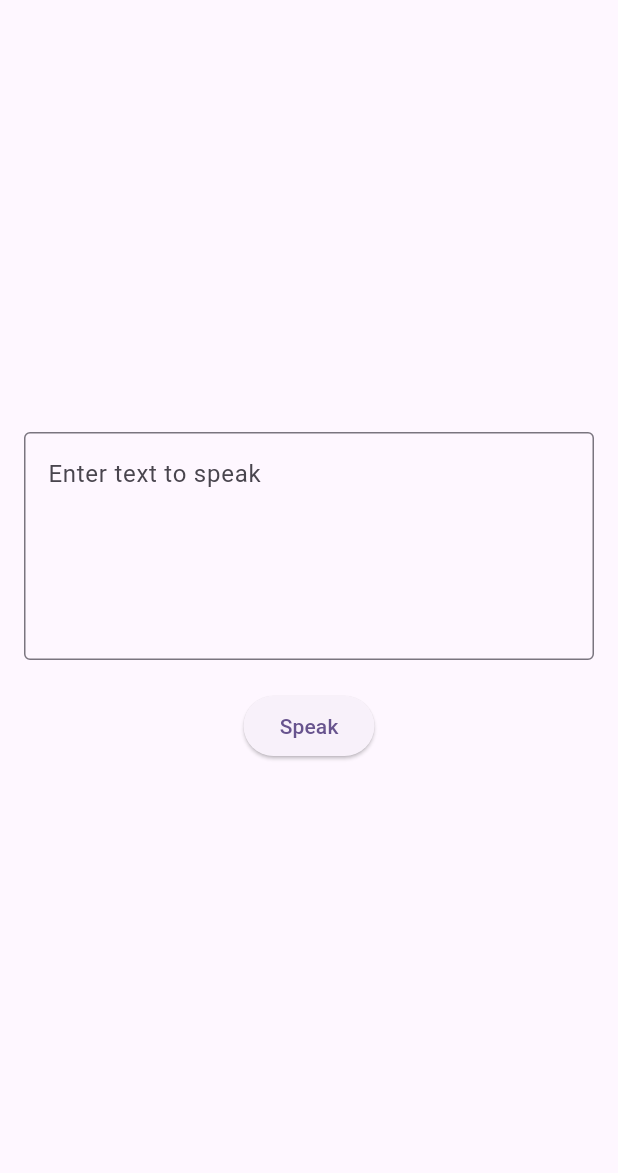
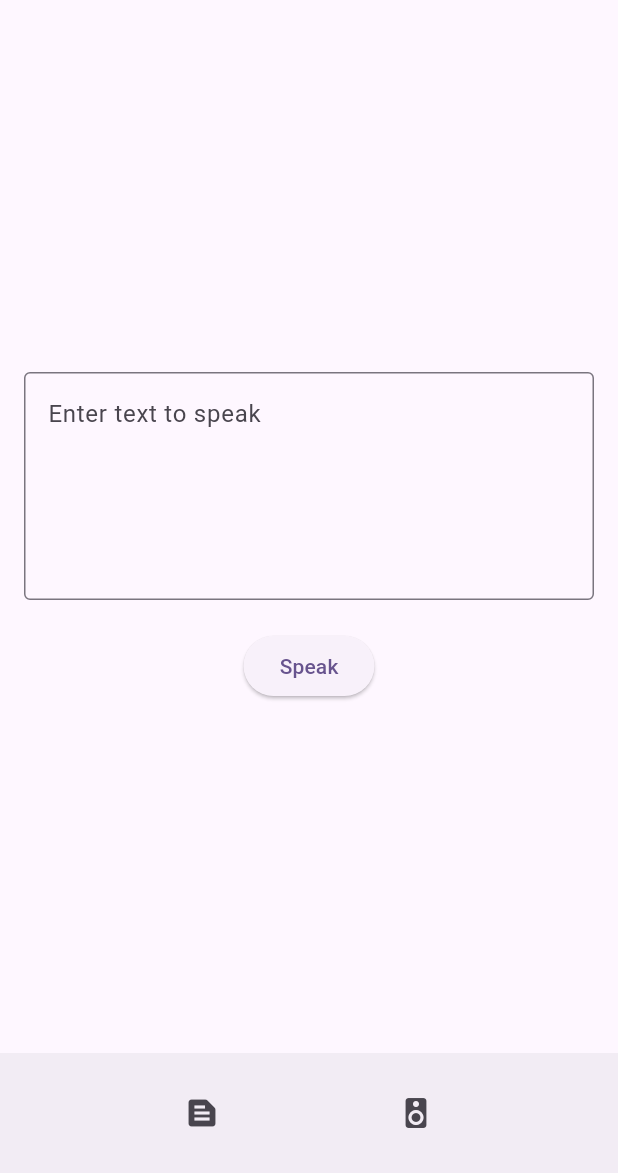
Before and after one commit to sugith-pi/flutter-text-speech, a Flutter app: the screen it shows after launch, on a phone screen of 412 x 824 dp, the part 63-1236 px from its top. Run offline on Flutter 3.47's test engine with Material 3 defaults, Android fonts, the phone set to English and light mode, and no system bars; our stand-ins replace flutter_tts, speech_to_text.

Commit message:
fix: speech_to_text page

```diff
--- /dev/null
+++ b/lib/home_page.dart
@@ -0,0 +1,50 @@
+import 'package:flutter/material.dart';
+import 'package:flutter_speech/speech_to_text.dart';
+import 'package:flutter_speech/text_to_speech.dart';
+
+class HomePage extends StatefulWidget {
+  const HomePage({super.key});
+
+  @override
+  State<HomePage> createState() => _HomePageState();
+}
+
+class _HomePageState extends State<HomePage> {
+  int _index = 0;
+  final pages = const [
+    TextToSpeechScreen(),
+    SpeechToTextScreen(),
+  ];
+
+  void _selectIndex(int index) {
+    setState(() {
+      _index = index;
+    });
+  }
+
+  @override
+  Widget build(BuildContext context) {
+    return Scaffold(
+      body: pages[_index],
+      bottomNavigationBar: BottomAppBar(
+        child: Row(
+          mainAxisAlignment: MainAxisAlignment.spaceEvenly,
+          children: [
+            IconButton(
+              onPressed: () {
+                _selectIndex(0);
+              },
+              icon: const Icon(Icons.text_snippet),
+            ),
+            IconButton(
+              onPressed: () {
+                _selectIndex(1);
+              },
+              icon: const Icon(Icons.speaker),
+            )
+          ],
+        ),
+      ),
+    );
+  }
+}
--- a/lib/main.dart
+++ b/lib/main.dart
@@ -1,5 +1,5 @@
 import 'package:flutter/material.dart';
-import 'package:flutter_speech/text_to_speech.dart';
+import 'package:flutter_speech/home_page.dart';
 
 void main() {
   runApp(const MyApp());
@@ -16,7 +16,7 @@ class MyApp extends StatelessWidget {
         colorScheme: ColorScheme.fromSeed(seedColor: Colors.deepPurple),
         useMaterial3: true,
       ),
-      home: const TextToSpeechScreen(),
+      home: const HomePage(),
     );
   }
 }
--- a/lib/text_to_speech.dart
+++ b/lib/text_to_speech.dart
@@ -23,6 +23,7 @@ class _TextToSpeechScreenState extends State<TextToSpeechScreen> {
     await flutterTts.setLanguage("en-IN"); //IN //US
     await flutterTts.setPitch(1.0);
     await flutterTts.speak(text);
+    print(flutterTts.getVoices);
   }
 
   @override
--- a/pubspec.yaml
+++ b/pubspec.yaml
@@ -35,6 +35,7 @@ dependencies:
   # Use with the CupertinoIcons class for iOS style icons.
   cupertino_icons: ^1.0.8
   flutter_tts: ^4.0.2
+  speech_to_text: ^6.6.2
 
 dev_dependencies:
   flutter_test:
```
Also changed, not shown: lib/speech_to_text.dart (added, +88 -0 lines), pubspec.lock, 2 other files.
